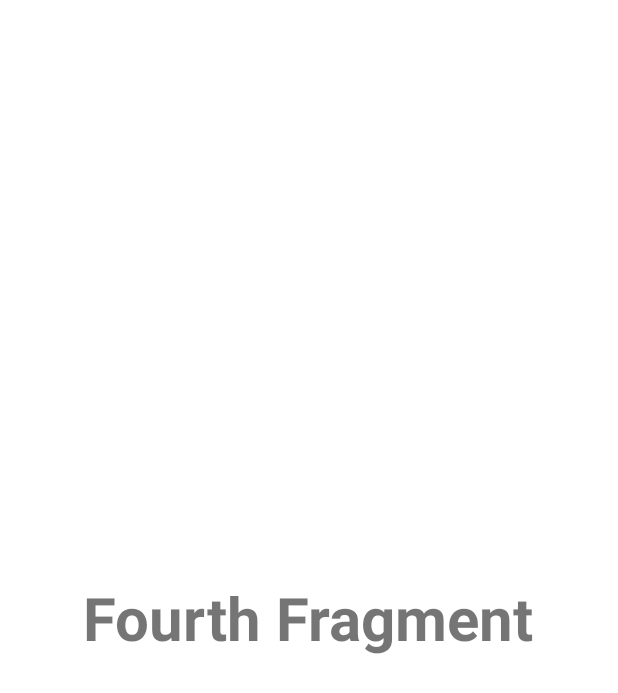
After one commit to Deuqz/Karaoke-android, an Android app: the layout fragment_search.xml on its own in the app's theme, with its tools: preview values and no code run, on a phone screen of 412 x 824 dp. The commit adds this screen. Shown: the top 693 px of the screen. Run offline under Robolectric (Android 15) with nearby library versions, the phone set to English and light mode, and no system bars.

Commit message:
tabs ready

```diff
--- /dev/null
+++ b/app/src/main/res/layout/fragment_search.xml
@@ -0,0 +1,15 @@
+<RelativeLayout xmlns:android="http://schemas.android.com/apk/res/android"
+    xmlns:tools="http://schemas.android.com/tools"
+    android:layout_width="match_parent"
+    android:layout_height="match_parent"
+    tools:context=".SearchFragment">
+
+    <TextView
+        android:layout_width="wrap_content"
+        android:layout_height="wrap_content"
+        android:layout_centerInParent="true"
+        android:text="Fourth Fragment"
+        android:textSize="40dp"
+        android:textStyle="bold" />
+
+</RelativeLayout>
```
Also changed, not shown: app/src/main/java/com/example/karaoke_android/MainActivity.java (+18 -24 lines), app/src/main/java/com/example/karaoke_android/SearchFragment.java (added, +27 -0 lines), app/src/main/res/layout/activity_main.xml (+10 -10 lines).
